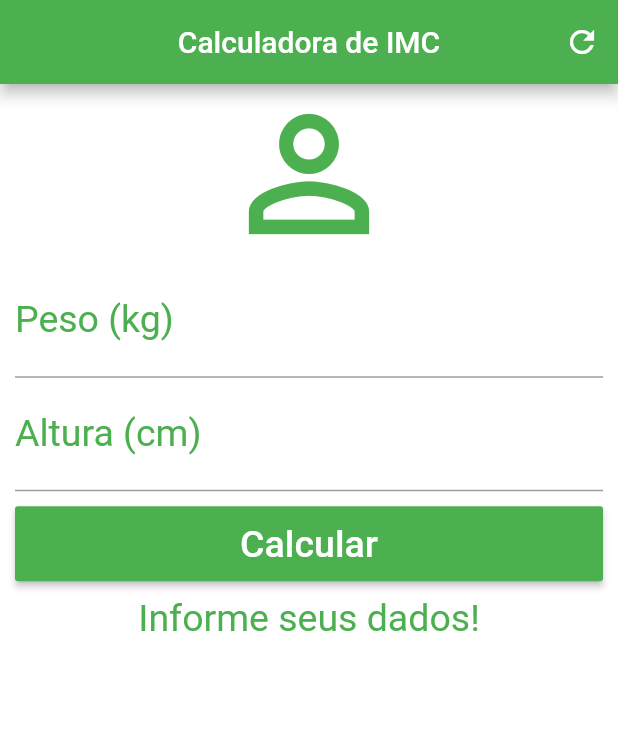
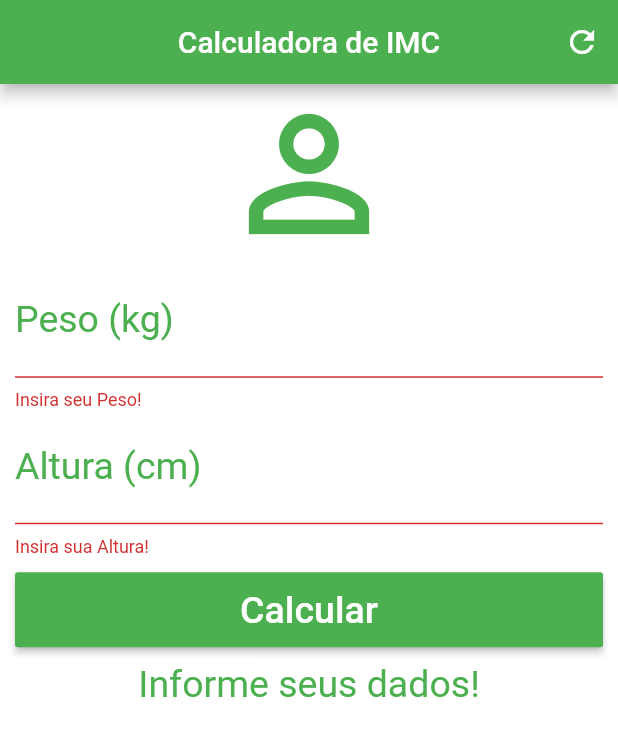
Before and after one commit to Christian-Oliveira/calculadora_imc, a Flutter app: the screen it shows after launch, after a tap on "Calcular", on a phone screen of 412 x 824 dp. Shown: the top 736 px of the screen. Run offline on Flutter 3.47's test engine with Material 2 defaults, Android fonts, the phone set to English and light mode, and no system bars.

Commit message:
validadores nos campos peso e altura

```diff
--- a/lib/main.dart
+++ b/lib/main.dart
@@ -18,10 +18,13 @@ class _HomeState extends State<Home> {
   TextEditingController heightController = TextEditingController();
   String _textInfor = "Informe seus dados!";
 
+  GlobalKey<FormState> _formKey = GlobalKey<FormState>();
+
   void _resetFields(){
-    setState(() {
     weightController.text = "";
     heightController.text = "";
+    _formKey = GlobalKey<FormState>();
+    setState(() {
       _textInfor = "Informe seus dados!";
     });
   }
@@ -64,6 +67,8 @@ class _HomeState extends State<Home> {
       backgroundColor: Colors.white,
       body: SingleChildScrollView(
         padding: EdgeInsets.fromLTRB(10.0, 0.0, 10.0, 0.0),
+        child: Form(
+          key: _formKey,
           child: Column(
           crossAxisAlignment: CrossAxisAlignment.stretch,
           children: <Widget>[
@@ -71,7 +76,7 @@ class _HomeState extends State<Home> {
               size: 120.0,
               color: Colors.green
             ),
-          TextField(keyboardType: TextInputType.number,
+            TextFormField(keyboardType: TextInputType.number,
               decoration: InputDecoration(
                 labelText: "Peso (kg)",
                 labelStyle: TextStyle(color: Colors.green),
@@ -79,8 +84,13 @@ class _HomeState extends State<Home> {
               textAlign: TextAlign.center,
               style: TextStyle(color: Colors.green, fontSize: 25.0),
               controller: weightController,
+              validator: (value){
+                if(value.isEmpty){
+                  return "Insira seu Peso!";
+                }
+              },
             ),
-          TextField(keyboardType: TextInputType.number,
+            TextFormField(keyboardType: TextInputType.number,
               decoration: InputDecoration(
                 labelText: "Altura (cm)",
                 labelStyle: TextStyle(color: Colors.green),
@@ -88,13 +98,22 @@ class _HomeState extends State<Home> {
               textAlign: TextAlign.center,
               style: TextStyle(color: Colors.green, fontSize: 25.0),
               controller: heightController,
+              validator: (value){
+                if(value.isEmpty){
+                  return "Insira sua Altura!";
+                }
+              },
             ),
             Padding(
               padding: EdgeInsets.only(top: 10.0, bottom: 10.0),
               child: Container(
                 height: 50.0,
                 child: RaisedButton(
-                onPressed: _calculate,
+                  onPressed: (){
+                    if(_formKey.currentState.validate()){
+                      _calculate();
+                    }
+                  },
                   child: Text("Calcular", style: TextStyle(color: Colors.white, fontSize: 25.0),),
                   color: Colors.green,
                 ),
@@ -106,6 +125,7 @@ class _HomeState extends State<Home> {
             ),
           ],),
         ),
+      ),
     );
   }
 }
```
Lines whose indentation alone changed are shown as unchanged.
